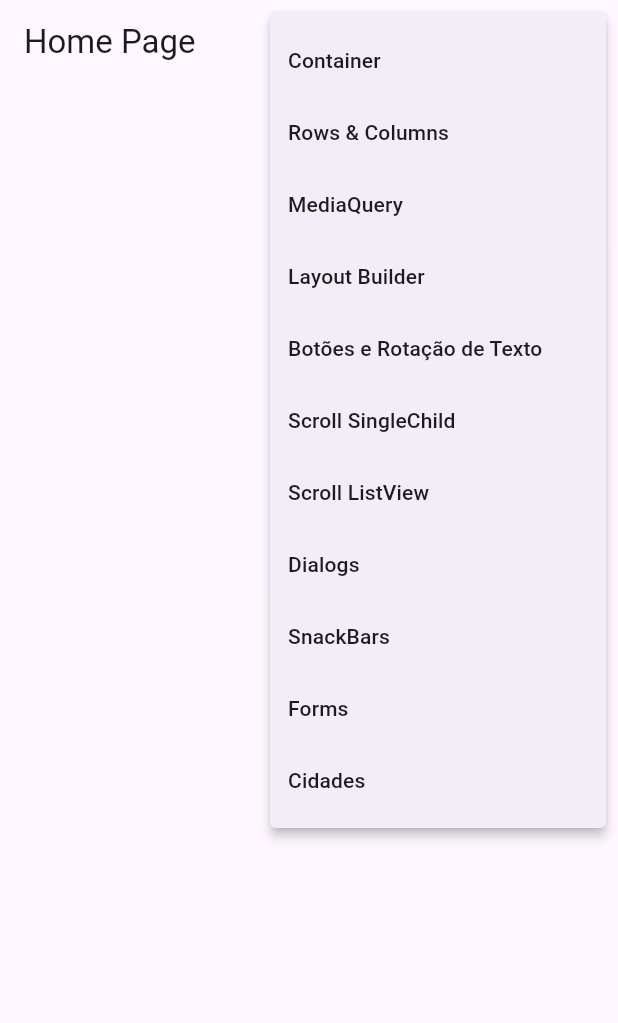
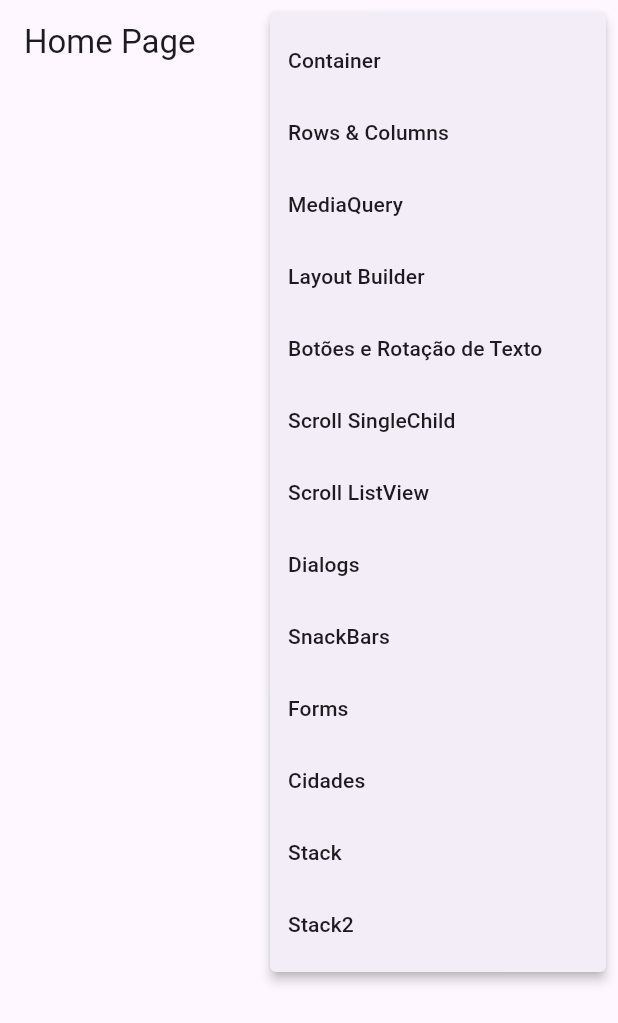
Before and after one commit to GMChristo/flutter_widgets_exemplos, a Flutter app: the screen it shows after launch, after a tap on the "more vert" icon, on a phone screen of 412 x 824 dp. Shown: the top 1023 px of the screen. Run offline on Flutter 3.47's test engine with Material 3 defaults, Android fonts, the phone set to English and light mode, and no system bars; our stand-ins replace device_preview; network calls fail.

Commit message:
adicionado exemplo de utilização do widget Stack

```diff
--- a/lib/main.dart
+++ b/lib/main.dart
@@ -12,6 +12,8 @@ import 'package:widgets_exemplo/pages/rows_columns/rows_column_page.dart';
 import 'package:widgets_exemplo/pages/scrolls/listview_page.dart';
 import 'package:widgets_exemplo/pages/scrolls/singlechildscrollciew_page.dart';
 import 'package:widgets_exemplo/pages/snackbar/snackbar_page.dart';
+import 'package:widgets_exemplo/pages/stack/stack_page.dart';
+import 'package:widgets_exemplo/pages/stack/stack_page2.dart';
 
 void main() {
   runApp(
@@ -52,6 +54,8 @@ class MyApp extends StatelessWidget {
         '/snackBars': (_) => const SnackbarPage(),
         '/forms': (_) => const FormsPage(),
         '/cidades': (_) => const CidadesPage(),
+        '/stack': (_) => const StackPage(),
+        '/stack/page2': (_) => const StackPage2(),
       },
     );
   }
--- a/lib/pages/home/home_page.dart
+++ b/lib/pages/home/home_page.dart
@@ -22,6 +22,10 @@ enum PopupMenuPages {
   forms,
   // ignore: constant_identifier_names
   cidades,
+  // ignore: constant_identifier_names
+  stack,
+  // ignore: constant_identifier_names
+  stack2,
 }
 
 class HomePage extends StatelessWidget {
@@ -68,6 +72,12 @@ class HomePage extends StatelessWidget {
                   break;
                 case PopupMenuPages.cidades:
                   Navigator.of(context).pushNamed('/cidades');
+                  break;
+                case PopupMenuPages.stack:
+                  Navigator.of(context).pushNamed('/stack');
+                  break;
+                case PopupMenuPages.stack2:
+                  Navigator.of(context).pushNamed('/stack/page2');
                   break;
               }
             },
@@ -117,6 +127,14 @@ class HomePage extends StatelessWidget {
                   value: PopupMenuPages.cidades,
                   child: Text('Cidades'),
                 ),
+                const PopupMenuItem<PopupMenuPages>(
+                  value: PopupMenuPages.stack,
+                  child: Text('Stack'),
+                ),
+                const PopupMenuItem<PopupMenuPages>(
+                  value: PopupMenuPages.stack2,
+                  child: Text('Stack2'),
+                ),
               ];
             },
           )
```
Also changed, not shown: lib/pages/stack/stack_page.dart (added, +53 -0 lines), lib/pages/stack/stack_page2.dart (added, +56 -0 lines).
